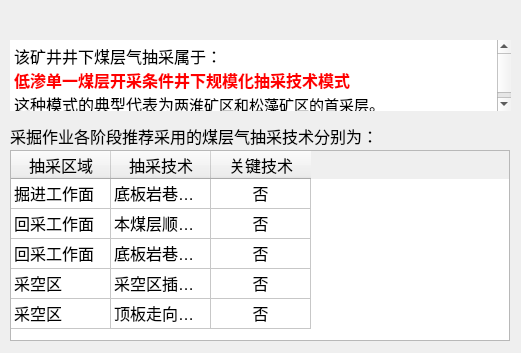
Qt form python/cbm/uifiles/low_coal_dlg.ui (wyrover/cbm) before a commit.
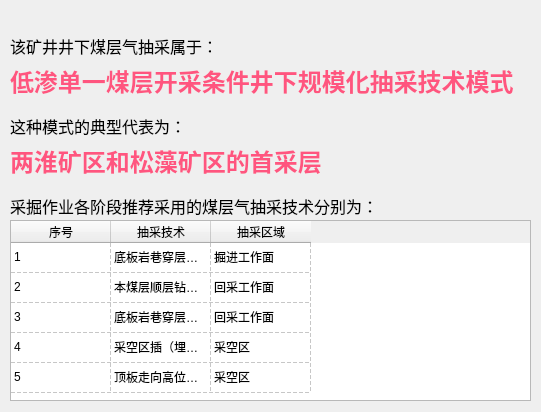
The same form after that commit. Icons and pictures are not drawn.

Commit message: 修改决策模式对话框

Diff of the .ui file:
```diff
--- a/python/cbm/uifiles/low_coal_dlg.ui
+++ b/python/cbm/uifiles/low_coal_dlg.ui
@@ -6,8 +6,8 @@
    <rect>
     <x>0</x>
     <y>0</y>
-    <width>521</width>
-    <height>353</height>
+    <width>541</width>
+    <height>412</height>
    </rect>
   </property>
   <property name="windowTitle">
@@ -18,8 +18,8 @@
     <rect>
      <x>0</x>
      <y>30</y>
-     <width>521</width>
-     <height>321</height>
+     <width>541</width>
+     <height>381</height>
     </rect>
    </property>
    <property name="font">
@@ -27,71 +27,89 @@
      <pointsize>12</pointsize>
     </font>
    </property>
-   <widget class="QTextEdit" name="disc_text">
-    <property name="enabled">
-     <bool>true</bool>
-    </property>
+   <widget class="QLabel" name="label_2">
     <property name="geometry">
      <rect>
       <x>10</x>
-      <y>10</y>
-      <width>501</width>
-      <height>71</height>
+      <y>0</y>
+      <width>201</width>
+      <height>31</height>
      </rect>
     </property>
-    <property name="contextMenuPolicy">
-     <enum>Qt::NoContextMenu</enum>
+    <property name="text">
+     <string>该矿井井下煤层气抽采属于：</string>
     </property>
-    <property name="frameShape">
-     <enum>QFrame::NoFrame</enum>
+   </widget>
+   <widget class="QLabel" name="label_4">
+    <property name="geometry">
+     <rect>
+      <x>10</x>
+      <y>110</y>
+      <width>331</width>
+      <height>41</height>
+     </rect>
     </property>
-    <property name="frameShadow">
-     <enum>QFrame::Sunken</enum>
-    </property>
-    <property name="lineWidth">
-     <number>0</number>
-    </property>
-    <property name="lineWrapMode">
-     <enum>QTextEdit::WidgetWidth</enum>
-    </property>
-    <property name="readOnly">
-     <bool>true</bool>
-    </property>
-    <property name="html">
-     <string>&lt;!DOCTYPE HTML PUBLIC &quot;-//W3C//DTD HTML 4.0//EN&quot; &quot;http://www.w3.org/TR/REC-html40/strict.dtd&quot;&gt;
-&lt;html&gt;&lt;head&gt;&lt;meta name=&quot;qrichtext&quot; content=&quot;1&quot; /&gt;&lt;style type=&quot;text/css&quot;&gt;
-p, li { white-space: pre-wrap; }
-&lt;/style&gt;&lt;/head&gt;&lt;body style=&quot; font-family:'SimSun'; font-size:12pt; font-weight:400; font-style:normal;&quot;&gt;
-&lt;p style=&quot; margin-top:0px; margin-bottom:0px; margin-left:0px; margin-right:0px; -qt-block-indent:0; text-indent:0px;&quot;&gt;&lt;span style=&quot; font-family:'宋体';&quot;&gt;该矿井井下煤层气抽采属于：&lt;/span&gt;&lt;/p&gt;
-&lt;p style=&quot; margin-top:0px; margin-bottom:0px; margin-left:0px; margin-right:0px; -qt-block-indent:0; text-indent:0px;&quot;&gt;&lt;span style=&quot; font-family:'宋体'; font-weight:600; color:#ff0000;&quot;&gt;低渗单一煤层开采条件井下规模化抽采技术模式&lt;/span&gt;&lt;/p&gt;
-&lt;p style=&quot; margin-top:0px; margin-bottom:0px; margin-left:0px; margin-right:0px; -qt-block-indent:0; text-indent:0px;&quot;&gt;&lt;span style=&quot; font-family:'宋体';&quot;&gt;这种模式的典型代表为&lt;/span&gt;&lt;span style=&quot; font-family:'宋体'; font-size:11pt;&quot;&gt;两淮矿区和松藻矿区的首采层&lt;/span&gt;&lt;span style=&quot; font-family:'宋体';&quot;&gt;。&lt;/span&gt;&lt;/p&gt;&lt;/body&gt;&lt;/html&gt;</string>
-    </property>
-    <property name="textInteractionFlags">
-     <set>Qt::TextSelectableByMouse</set>
+    <property name="text">
+     <string>&lt;html&gt;&lt;head/&gt;&lt;body&gt;&lt;p&gt;&lt;span style=&quot; font-size:18pt; font-weight:600; color:#ff557f;&quot;&gt;两淮矿区和松藻矿区的首采层&lt;/span&gt;&lt;/p&gt;&lt;/body&gt;&lt;/html&gt;</string>
     </property>
    </widget>
    <widget class="QLabel" name="label">
     <property name="geometry">
      <rect>
       <x>10</x>
-      <y>90</y>
+      <y>160</y>
       <width>371</width>
       <height>31</height>
      </rect>
     </property>
+    <property name="font">
+     <font>
+      <pointsize>12</pointsize>
+     </font>
+    </property>
     <property name="text">
      <string>采掘作业各阶段推荐采用的煤层气抽采技术分别为：</string>
     </property>
    </widget>
+   <widget class="QLabel" name="label_3">
+    <property name="geometry">
+     <rect>
+      <x>10</x>
+      <y>20</y>
+      <width>531</width>
+      <height>61</height>
+     </rect>
+    </property>
+    <property name="toolTip">
+     <string/>
+    </property>
+    <property name="whatsThis">
+     <string>&lt;html&gt;&lt;head/&gt;&lt;body&gt;&lt;p&gt;&lt;br/&gt;&lt;/p&gt;&lt;/body&gt;&lt;/html&gt;</string>
+    </property>
+    <property name="text">
+     <string>&lt;html&gt;&lt;head/&gt;&lt;body&gt;&lt;p&gt;&lt;span style=&quot; font-size:18pt; font-weight:600; color:#ff557f;&quot;&gt;低渗单一煤层开采条件井下规模化抽采技术模式&lt;/span&gt;&lt;/p&gt;&lt;/body&gt;&lt;/html&gt;</string>
+    </property>
+   </widget>
    <widget class="QTableWidget" name="tecl_table">
     <property name="geometry">
      <rect>
       <x>10</x>
-      <y>120</y>
-      <width>500</width>
-      <height>191</height>
+      <y>190</y>
+      <width>521</width>
+      <height>181</height>
      </rect>
     </property>
+    <property name="font">
+     <font>
+      <pointsize>9</pointsize>
+     </font>
+    </property>
+    <property name="selectionMode">
+     <enum>QAbstractItemView::NoSelection</enum>
+    </property>
+    <property name="gridStyle">
+     <enum>Qt::DashLine</enum>
+    </property>
     <attribute name="horizontalHeaderVisible">
      <bool>true</bool>
     </attribute>
@@ -103,32 +121,32 @@
     </attribute>
     <row>
      <property name="text">
-      <string/>
+      <string>1</string>
      </property>
     </row>
     <row>
      <property name="text">
-      <string/>
+      <string>4</string>
      </property>
     </row>
     <row>
      <property name="text">
-      <string/>
+      <string>5</string>
      </property>
     </row>
     <row>
      <property name="text">
-      <string/>
+      <string>6</string>
      </property>
     </row>
     <row>
      <property name="text">
-      <string/>
+      <string>7</string>
      </property>
     </row>
     <column>
      <property name="text">
-      <string>抽采区域</string>
+      <string>序号</string>
      </property>
     </column>
     <column>
@@ -138,18 +156,12 @@
     </column>
     <column>
      <property name="text">
-      <string>关键技术</string>
-     </property>
-     <property name="textAlignment">
-      <set>AlignHCenter|AlignVCenter|AlignCenter</set>
+      <string>抽采区域</string>
      </property>
     </column>
     <item row="0" column="0">
      <property name="text">
-      <string>掘进工作面</string>
-     </property>
-     <property name="flags">
-      <set>ItemIsSelectable|ItemIsUserCheckable|ItemIsEnabled</set>
+      <string>1</string>
      </property>
     </item>
     <item row="0" column="1">
@@ -159,19 +171,15 @@
     </item>
     <item row="0" column="2">
      <property name="text">
-      <string>否</string>
+      <string>掘进工作面</string>
      </property>
-     <property name="textAlignment">
-      <set>AlignHCenter|AlignVCenter|AlignCenter</set>
-     </property>
-     <property name="icon">
-      <iconset resource="../usecad.qrc">
-       <normaloff>:/images/no.png</normaloff>:/images/no.png</iconset>
+     <property name="flags">
+      <set>ItemIsSelectable|ItemIsUserCheckable|ItemIsEnabled</set>
      </property>
     </item>
     <item row="1" column="0">
      <property name="text">
-      <string>回采工作面</string>
+      <string>2</string>
      </property>
     </item>
     <item row="1" column="1">
@@ -181,19 +189,12 @@
     </item>
     <item row="1" column="2">
      <property name="text">
-      <string>否</string>
-     </property>
-     <property name="textAlignment">
-      <set>AlignHCenter|AlignVCenter|AlignCenter</set>
-     </property>
-     <property name="icon">
-      <iconset resource="../usecad.qrc">
-       <normaloff>:/images/no.png</normaloff>:/images/no.png</iconset>
+      <string>回采工作面</string>
      </property>
     </item>
     <item row="2" column="0">
      <property name="text">
-      <string>回采工作面</string>
+      <string>3</string>
      </property>
     </item>
     <item row="2" column="1">
@@ -203,19 +204,12 @@
     </item>
     <item row="2" column="2">
      <property name="text">
-      <string>否</string>
-     </property>
-     <property name="textAlignment">
-      <set>AlignHCenter|AlignVCenter|AlignCenter</set>
-     </property>
-     <property name="icon">
-      <iconset resource="../usecad.qrc">
-       <normaloff>:/images/no.png</normaloff>:/images/no.png</iconset>
+      <string>回采工作面</string>
      </property>
     </item>
     <item row="3" column="0">
      <property name="text">
-      <string>采空区</string>
+      <string>4</string>
      </property>
     </item>
     <item row="3" column="1">
@@ -225,19 +219,12 @@
     </item>
     <item row="3" column="2">
      <property name="text">
-      <string>否</string>
-     </property>
-     <property name="textAlignment">
-      <set>AlignHCenter|AlignVCenter|AlignCenter</set>
-     </property>
-     <property name="icon">
-      <iconset resource="../usecad.qrc">
-       <normaloff>:/images/no.png</normaloff>:/images/no.png</iconset>
+      <string>采空区</string>
      </property>
     </item>
     <item row="4" column="0">
      <property name="text">
-      <string>采空区</string>
+      <string>5</string>
      </property>
     </item>
     <item row="4" column="1">
@@ -247,24 +234,30 @@
     </item>
     <item row="4" column="2">
      <property name="text">
-      <string>否</string>
-     </property>
-     <property name="textAlignment">
-      <set>AlignHCenter|AlignVCenter|AlignCenter</set>
-     </property>
-     <property name="icon">
-      <iconset resource="../usecad.qrc">
-       <normaloff>:/images/no.png</normaloff>:/images/no.png</iconset>
+      <string>采空区</string>
      </property>
     </item>
    </widget>
+   <widget class="QLabel" name="label_5">
+    <property name="geometry">
+     <rect>
+      <x>10</x>
+      <y>80</y>
+      <width>181</width>
+      <height>31</height>
+     </rect>
+    </property>
+    <property name="text">
+     <string>这种模式的典型代表为：</string>
+    </property>
+   </widget>
   </widget>
   <widget class="QWidget" name="widget_title" native="true">
    <property name="geometry">
     <rect>
      <x>0</x>
      <y>0</y>
-     <width>521</width>
+     <width>541</width>
      <height>31</height>
     </rect>
    </property>
@@ -305,7 +298,7 @@
      <rect>
       <x>40</x>
       <y>0</y>
-      <width>431</width>
+      <width>451</width>
       <height>31</height>
      </rect>
     </property>
@@ -328,7 +321,7 @@
    <widget class="QPushButton" name="btnMenu_Close">
     <property name="geometry">
      <rect>
-      <x>480</x>
+      <x>500</x>
       <y>0</y>
       <width>41</width>
       <height>31</height>
```
Left out of the diff: 2 changed lines with no effect on the pictures. The commit also changes 23 other files.
